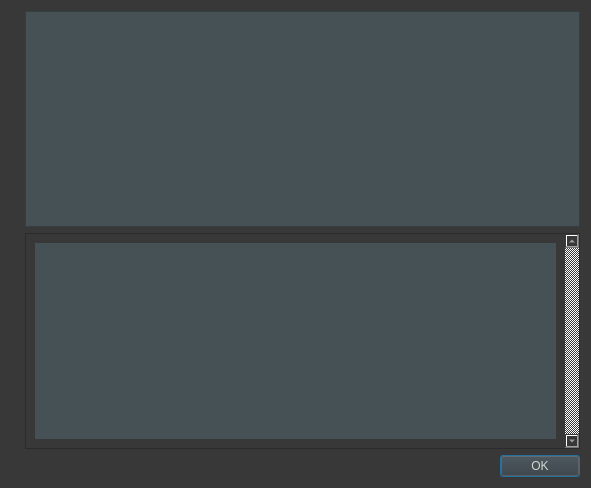
First picture: the form in src/qt/forms/helpmessagedialog.ui, repository NewCapital/TWINS-Core, before the edit.
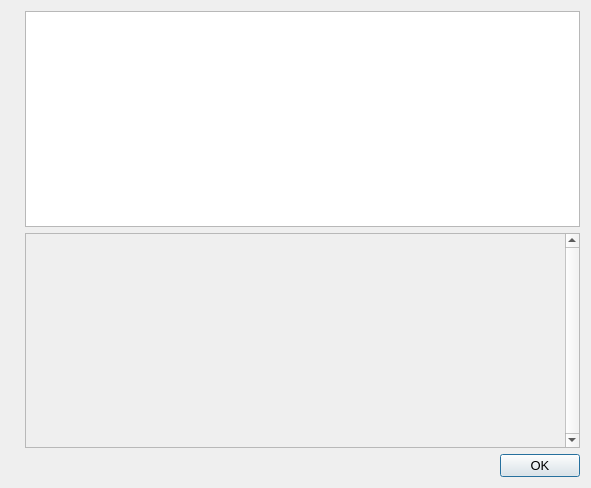
Second picture: the form after the edit. Icons and pictures are not drawn.

```diff
--- a/src/qt/forms/helpmessagedialog.ui
+++ b/src/qt/forms/helpmessagedialog.ui
@@ -18,10 +18,6 @@
   <property name="windowTitle">
    <string notr="true">TWINS Core - Command-line options</string>
   </property>
-  <property name="styleSheet">
-   <string notr="true">background-color:rgb(56, 56, 56);
-color:rgb(211, 215, 207);</string>
-  </property>
   <layout class="QHBoxLayout" name="horizontalLayout_2">
    <item>
     <widget class="QLabel" name="graphic">
@@ -31,10 +27,6 @@
        <verstretch>0</verstretch>
       </sizepolicy>
      </property>
-     <property name="styleSheet">
-      <string notr="true">background-color:rgb(56, 56, 56);
-color:rgb(211, 215, 207);</string>
-     </property>
      <property name="pixmap">
       <pixmap resource="../twins.qrc">:/images/about</pixmap>
      </property>
@@ -44,10 +36,6 @@
     <layout class="QVBoxLayout" name="verticalLayout">
      <item>
       <widget class="QTextEdit" name="helpMessage">
-       <property name="styleSheet">
-        <string notr="true">background-color:rgb(70, 81, 86);
-color:rgb(211, 215, 207);</string>
-       </property>
        <property name="readOnly">
         <bool>true</bool>
        </property>
@@ -66,8 +54,8 @@
          <rect>
           <x>0</x>
           <y>0</y>
-          <width>70</width>
-          <height>212</height>
+          <width>464</width>
+          <height>200</height>
          </rect>
         </property>
         <layout class="QVBoxLayout" name="verticalLayout_2">
@@ -76,10 +64,6 @@
            <property name="cursor">
             <cursorShape>IBeamCursor</cursorShape>
            </property>
-           <property name="styleSheet">
-            <string notr="true">background-color:rgb(70, 81, 86);
-color:rgb(211, 215, 207);</string>
-           </property>
            <property name="textFormat">
             <enum>Qt::PlainText</enum>
            </property>
```
Left out of the diff: 2 changed lines with no effect on the pictures.
